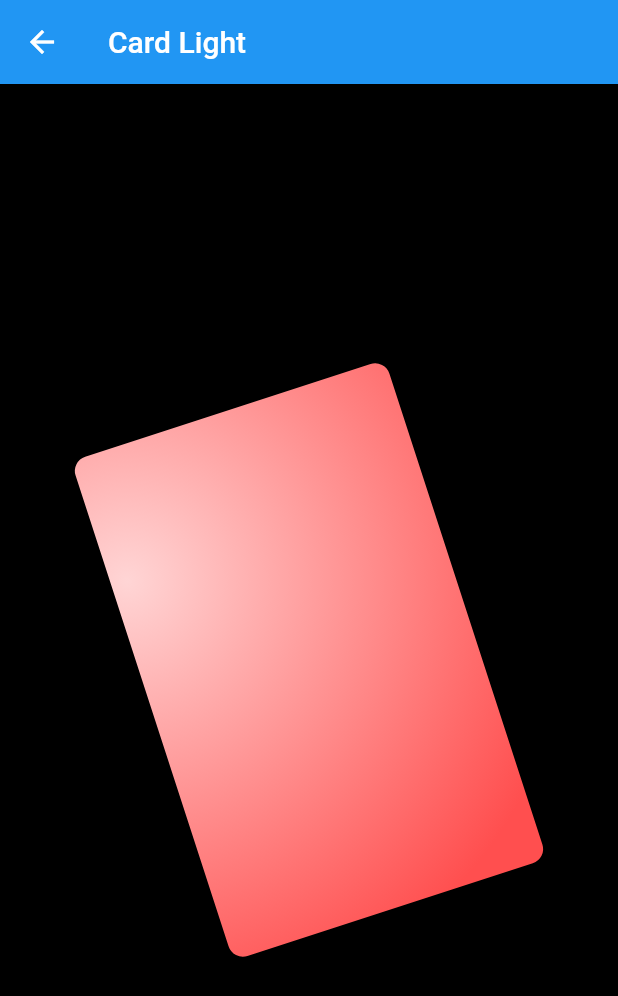
After one commit to leegh519/flutter_example, a Flutter app: the screen it shows after launch, after a tap on "Card Light", on a phone screen of 412 x 824 dp. The commit adds this screen. Shown: the top 996 px of the screen. Run offline on Flutter 3.47's test engine with Material 2 defaults, Android fonts, the phone set to English and light mode, and no system bars.

Commit message:
card interaction

```diff
--- /dev/null
+++ b/lib/animation/card_light.dart
@@ -0,0 +1,128 @@
+import 'dart:math';
+import 'dart:ui' as ui;
+
+import 'package:flutter/material.dart';
+
+class CardLight extends StatefulWidget {
+  const CardLight({super.key});
+
+  @override
+  State<CardLight> createState() => _CardLightState();
+}
+
+class _CardLightState extends State<CardLight>
+    with SingleTickerProviderStateMixin {
+  late final AnimationController controller;
+  double xPosition = 0.0;
+
+  @override
+  void initState() {
+    controller = AnimationController(
+      vsync: this,
+      value: 0,
+      lowerBound: -0.2,
+      upperBound: 0.2,
+    );
+    super.initState();
+  }
+
+  @override
+  Widget build(BuildContext context) {
+    return Scaffold(
+      backgroundColor: Colors.black,
+      appBar: AppBar(
+        title: const Text('Card Light'),
+      ),
+      body: Center(
+        child: AnimatedBuilder(
+          animation: controller,
+          builder: (context, _) {
+            return Transform(
+              transform: Matrix4.identity()
+                ..rotateY(controller.value * pi)
+                ..rotateZ(-0.1 * pi)
+                ..setEntry(3, 2, 0.001),
+              alignment: Alignment.center,
+              child: GestureDetector(
+                onHorizontalDragStart: (details) {
+                  xPosition = details.localPosition.dx;
+                },
+                onHorizontalDragUpdate: (details) {
+                  var dis = xPosition - details.localPosition.dx;
+                  if (dis < 0) {
+                    return;
+                  }
+                  dis = dis.clamp(-60, 60);
+                  controller.value = dis / 400;
+                },
+                onHorizontalDragEnd: (_) {
+                  controller.animateTo(
+                    0,
+                    duration: const Duration(milliseconds: 800),
+                    curve: Curves.bounceOut,
+                  );
+                },
+                child: SizedBox(
+                  width: 220,
+                  height: 350,
+                  child: CustomPaint(
+                    painter: CardPainter(
+                      color: const Color.fromARGB(255, 255, 79, 79),
+                      value: controller.value,
+                    ),
+                  ),
+                ),
+              ),
+            );
+          },
+        ),
+      ),
+    );
+  }
+}
+
+class CardPainter extends CustomPainter {
+  final Color color;
+  final double value;
+
+  CardPainter({
+    required this.color,
+    required this.value,
+  });
+
+  @override
+  void paint(Canvas canvas, Size size) {
+    final position = (value) * 100 / 15;
+
+    Paint paint = Paint()
+      ..color = color
+      ..shader = ui.Gradient.radial(
+        Offset(
+          size.width / 20 * (position * 15 + 1),
+          size.height / 4 * (position * 1.3 + 1),
+        ),
+        300,
+        [
+          const Color.fromARGB(255, 255, 213, 213),
+          const Color.fromARGB(255, 255, 79, 79),
+        ],
+      )
+      ..style = PaintingStyle.fill;
+    canvas.drawRRect(
+      RRect.fromRectAndRadius(
+        Rect.fromCenter(
+          center: Offset(size.width / 2, size.height / 2),
+          width: size.width,
+          height: size.height,
+        ),
+        const Radius.circular(10),
+      ),
+      paint,
+    );
+  }
+
+  @override
+  bool shouldRepaint(covariant CustomPainter oldDelegate) {
+    return this != oldDelegate;
+  }
+}
--- a/lib/animation/insta_check.dart
+++ b/lib/animation/insta_check.dart
@@ -2,6 +2,7 @@ import 'dart:math';
 import 'dart:ui' as ui;
 
 import 'package:flutter/material.dart';
+import 'package:my_test/home/layout.dart';
 
 ///
 /// https://stackoverflow.com/questions/50978603/how-to-animate-a-path-in-flutter
@@ -28,7 +29,8 @@ class _InstaCheckState extends State<InstaCheck>
 
   @override
   Widget build(BuildContext context) {
-    return Scaffold(
+    return DefaultLayout(
+      title: 'insta check',
       body: Container(
         width: MediaQuery.of(context).size.width,
         height: MediaQuery.of(context).size.height,
--- a/lib/animation/webtoon.dart
+++ b/lib/animation/webtoon.dart
@@ -57,6 +57,9 @@ class _WebtoonState extends State<Webtoon> with TickerProviderStateMixin {
   @override
   Widget build(BuildContext context) {
     return Scaffold(
+      appBar: AppBar(
+        title: const Text('webtoon'),
+      ),
       backgroundColor: Colors.white,
       body: GestureDetector(
         onTap: () {
--- a/lib/dropdown/dropdown.dart
+++ b/lib/dropdown/custom_dropdown.dart
@@ -71,9 +71,7 @@ class CustomDropdown extends StatelessWidget {
                 child: ListView.separated(
                   padding: EdgeInsets.zero,
                   itemBuilder: (context, index) {
-                    return Container(
-                      child: Text('$index'),
-                    );
+                    return Text('$index');
                   },
                   separatorBuilder: (context, index) {
                     return const SizedBox(
--- a/lib/home/home_page.dart
+++ b/lib/home/home_page.dart
@@ -1,9 +1,11 @@
 import 'package:flutter/material.dart';
+import 'package:my_test/animation/card_3d.dart';
+import 'package:my_test/animation/card_light.dart';
 import 'package:my_test/animation/insta_check.dart';
 import 'package:my_test/animation/webtoon.dart';
 import 'package:my_test/customPaint/custom_paint_page.dart';
 import 'package:my_test/draggable/draggable.dart';
-import 'package:my_test/dropdown/dropdown.dart';
+import 'package:my_test/dropdown/custom_dropdown.dart';
 import 'package:my_test/websocket/websocket_page.dart';
 
 class HomePage extends StatelessWidget {
@@ -69,6 +71,22 @@ class HomePage extends StatelessWidget {
                 ),
                 child: const Text("Custom Dropdown"),
               ),
+              ElevatedButton(
+                onPressed: () => Navigator.of(context).push(
+                  MaterialPageRoute(
+                    builder: (context) => const Card3D(),
+                  ),
+                ),
+                child: const Text("3D Card"),
+              ),
+              ElevatedButton(
+                onPressed: () => Navigator.of(context).push(
+                  MaterialPageRoute(
+                    builder: (context) => const CardLight(),
+                  ),
+                ),
+                child: const Text("Card Light"),
+              ),
             ],
           ),
         ),
```
Also changed, not shown: lib/animation/card_3d.dart (added, +121 -0 lines), 1 other file.
